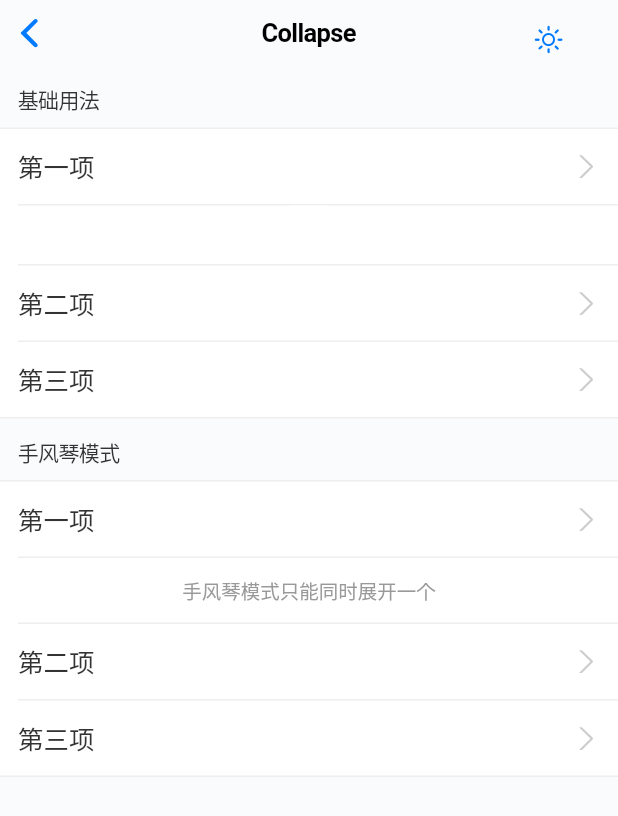
After one commit to pd4d10/ant-design-mobile-flutter, a Flutter app: the screen it shows after launch, after a tap on "Collapse", on a phone screen of 412 x 824 dp. The commit adds this screen. Shown: the top 816 px of the screen. Run offline on Flutter 3.47's test engine with Material 2 defaults, Android fonts, the phone set to English and light mode, and no system bars; our stand-ins replace flutter_lorem, flutter_riverpod, go_router.

Commit message:
feat(collapse): init

```diff
--- /dev/null
+++ b/example/lib/collapse.dart
@@ -0,0 +1,85 @@
+import 'package:antd_mobile/antd_mobile.dart';
+import 'package:example/utils.dart';
+import 'package:flutter/material.dart';
+import 'package:flutter_lorem/flutter_lorem.dart';
+
+class CollapseExample extends StatefulWidget {
+  const CollapseExample({super.key});
+
+  @override
+  State<CollapseExample> createState() => _CollapseExampleState();
+}
+
+class _CollapseExampleState extends State<CollapseExample> {
+  var _activeKey = ['1'];
+  var _activeKey2 = ['1'];
+
+  static final _lorem = lorem();
+
+  @override
+  Widget build(BuildContext context) {
+    return Column(
+      children: [
+        DemoBlock(
+          title: '基础用法',
+          padding: 0,
+          child: AntCollapse(
+            activeKey: _activeKey,
+            onChange: (key) {
+              setState(() {
+                _activeKey = key;
+              });
+            },
+            panels: [
+              AntCollapsePanel(
+                key: '1',
+                title: const Text('第一项'),
+                child: Text(_lorem),
+              ),
+              AntCollapsePanel(
+                key: '2',
+                title: const Text('第二项'),
+                child: Text(_lorem),
+              ),
+              AntCollapsePanel(
+                key: '3',
+                title: const Text('第三项'),
+                child: Text(_lorem),
+              ),
+            ],
+          ),
+        ),
+        DemoBlock(
+          title: '手风琴模式',
+          padding: 0,
+          child: AntCollapse(
+            accordion: true,
+            activeKey: _activeKey2,
+            onChange: (key) {
+              setState(() {
+                _activeKey2 = key;
+              });
+            },
+            panels: const [
+              AntCollapsePanel(
+                key: '1',
+                title: Text('第一项'),
+                child: Text('手风琴模式只能同时展开一个'),
+              ),
+              AntCollapsePanel(
+                key: '2',
+                title: Text('第二项'),
+                child: Text('手风琴模式只能同时展开一个'),
+              ),
+              AntCollapsePanel(
+                key: '3',
+                title: Text('第三项'),
+                child: Text('手风琴模式只能同时展开一个'),
+              ),
+            ],
+          ),
+        ),
+      ],
+    );
+  }
+}
--- a/example/lib/main.dart
+++ b/example/lib/main.dart
@@ -2,6 +2,7 @@ import 'package:antd_mobile/antd_mobile.dart';
 import 'package:example/action_sheet.dart';
 import 'package:example/button.dart';
 import 'package:example/check_list.dart';
+import 'package:example/collapse.dart';
 import 'package:example/icons.dart';
 import 'package:example/infinite_scroll.dart';
 import 'package:example/list.dart';
@@ -33,6 +34,11 @@ final _routes = [
     name: 'CheckList',
     path: '/check-list',
     builder: (context, state) => const CheckListExample(),
+  ),
+  GoRoute(
+    name: 'Collapse',
+    path: '/collapse',
+    builder: (context, state) => const CollapseExample(),
   ),
   GoRoute(
     name: 'Icons',
--- a/lib/antd_mobile.dart
+++ b/lib/antd_mobile.dart
@@ -2,6 +2,7 @@ export 'package:antd_mobile/src/action_sheet.dart';
 export 'package:antd_mobile/src/app.dart';
 export 'package:antd_mobile/src/button.dart';
 export 'package:antd_mobile/src/check_list.dart';
+export 'package:antd_mobile/src/collapse.dart';
 export 'package:antd_mobile/src/icons.dart';
 export 'package:antd_mobile/src/infinite_scroll.dart';
 export 'package:antd_mobile/src/list.dart';
--- /dev/null
+++ b/lib/src/collapse.dart
@@ -0,0 +1,65 @@
+import 'package:antd_mobile/antd_mobile.dart';
+import 'package:flutter/widgets.dart';
+
+class AntCollapse extends StatelessWidget {
+  const AntCollapse({
+    super.key,
+    this.accordion = false,
+    required this.activeKey,
+    required this.onChange,
+    required this.panels,
+  });
+
+  final bool accordion;
+  final List<String> activeKey;
+  final void Function(List<String>) onChange;
+  final List<AntCollapsePanel> panels;
+
+  @override
+  Widget build(BuildContext context) {
+    final theme = AntTheme.of(context);
+
+    return AntList(
+      children: [
+        for (final panel in panels) ...[
+          AntListItem(
+            child: panel.title,
+            onClick: () {
+              if (accordion) {
+                onChange([panel.key]);
+              } else {
+                if (activeKey.contains(panel.key)) {
+                  onChange(activeKey..remove(panel.key));
+                } else {
+                  onChange(activeKey..add(panel.key));
+                }
+              }
+            },
+          ),
+          if (activeKey.contains(panel.key))
+            Container(
+              color: theme.colorBackground,
+              padding: const EdgeInsets.all(12),
+              child: DefaultTextStyle(
+                style: TextStyle(
+                    color: theme.colorWeak, fontSize: theme.fontSizeMain),
+                child: panel.child,
+              ),
+            ),
+        ]
+      ],
+    );
+  }
+}
+
+class AntCollapsePanel {
+  const AntCollapsePanel({
+    required this.key,
+    required this.title,
+    required this.child,
+  });
+
+  final String key;
+  final Widget title;
+  final Widget child;
+}
```
